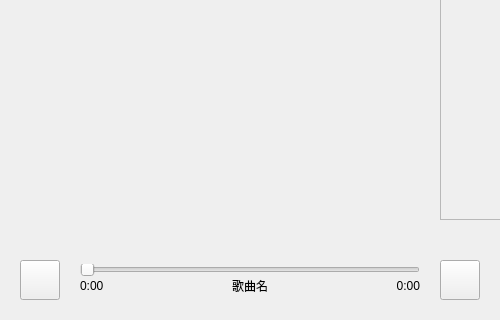
Above: OnePlayer/src/widget.ui from whdicu/OnePlayer before the change; both pictures show x 0 to 500 and y 200 to 520 of the 920 by 520 pixel window. Below: the same form after it.
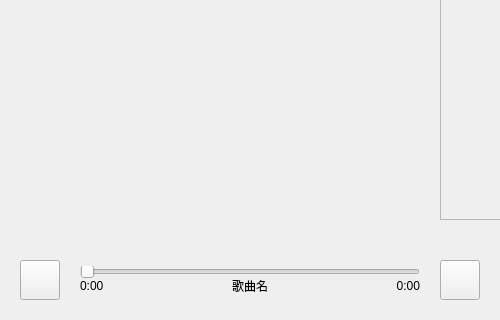
That is the form after the change. Icons and pictures are not drawn. Custom widgets are drawn as their Qt base class.

Commit message: 1.样式优化

```diff
--- a/OnePlayer/src/widget.ui
+++ b/OnePlayer/src/widget.ui
@@ -725,13 +725,13 @@
       <property name="minimumSize">
        <size>
         <width>0</width>
-        <height>32</height>
+        <height>40</height>
        </size>
       </property>
       <property name="maximumSize">
        <size>
         <width>16777215</width>
-        <height>32</height>
+        <height>40</height>
        </size>
       </property>
       <layout class="QVBoxLayout" name="verticalLayout_7">
@@ -742,13 +742,13 @@
         <number>0</number>
        </property>
        <property name="topMargin">
-        <number>0</number>
+        <number>6</number>
        </property>
        <property name="rightMargin">
         <number>0</number>
        </property>
        <property name="bottomMargin">
-        <number>0</number>
+        <number>6</number>
        </property>
        <item>
         <widget class="QSlider" name="progress">
@@ -803,6 +803,18 @@
          <property name="spacing">
           <number>0</number>
          </property>
+          <property name="leftMargin">
+           <number>0</number>
+          </property>
+          <property name="topMargin">
+           <number>0</number>
+          </property>
+          <property name="rightMargin">
+           <number>0</number>
+          </property>
+          <property name="bottomMargin">
+           <number>0</number>
+          </property>
          <item>
           <widget class="QLabel" name="label_now">
            <property name="minimumSize">
```
Left out of the diff: 14 changed lines with no effect on the pictures. Lines whose indentation alone changed are shown as unchanged.
